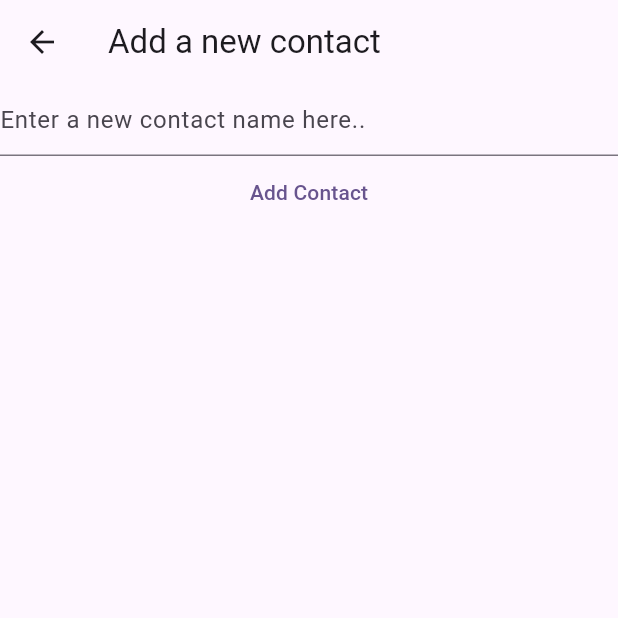
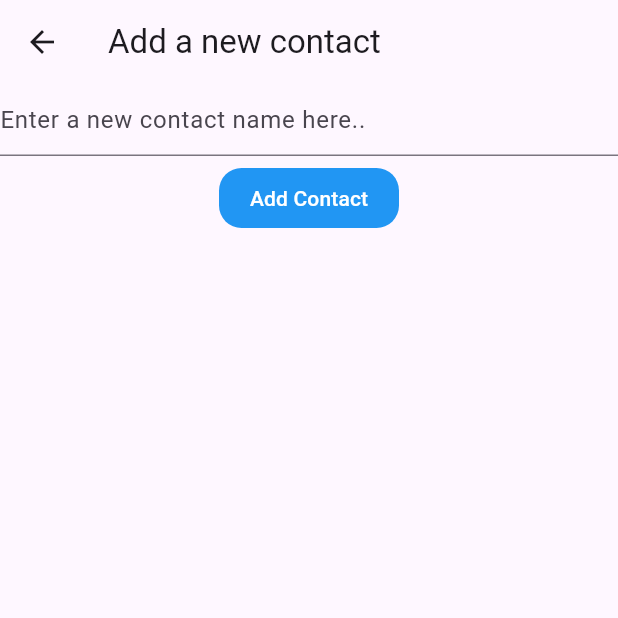
Before and after one commit to Tosin8/design_ui, a Flutter app: the NewContactView screen opened by its route, on a phone screen of 412 x 824 dp, the top half of it. Run offline on Flutter 3.47's test engine with Material 3 defaults, Android fonts, the phone set to English and light mode, and no system bars; our stand-ins replace animate_do, page_transition.

Commit message:
Update vanilla_home.dart

```diff
--- a/lib/screens/vanilla_contact/vanilla_home.dart
+++ b/lib/screens/vanilla_contact/vanilla_home.dart
@@ -57,7 +57,11 @@ class VanillaHome extends StatelessWidget {
          ),
 
          // Creating way of adding new contacts
-         floatingActionButton: FloatingActionButton(onPressed: (){},
+         floatingActionButton: FloatingActionButton(
+          onPressed: () async{
+            await
+          Navigator.of(context).pushNamed('/new-contact');
+         },
          child: const Icon(Icons.add),
     ),
     );
@@ -105,7 +109,10 @@ late final TextEditingController _controller;
     ContactBook().add(contact: contact);
     Navigator.of(context).pop();
     },
-     child: const Text('Add Contact'),)
+     child: Container(
+      width: 120,height: 40,
+      decoration: BoxDecoration(color: Colors.blue, borderRadius: BorderRadius.circular(15)),
+      child: Align(child: const Text('Add Contact', style: TextStyle(color: Colors.white),))),)
     ],
     )
     );
```
